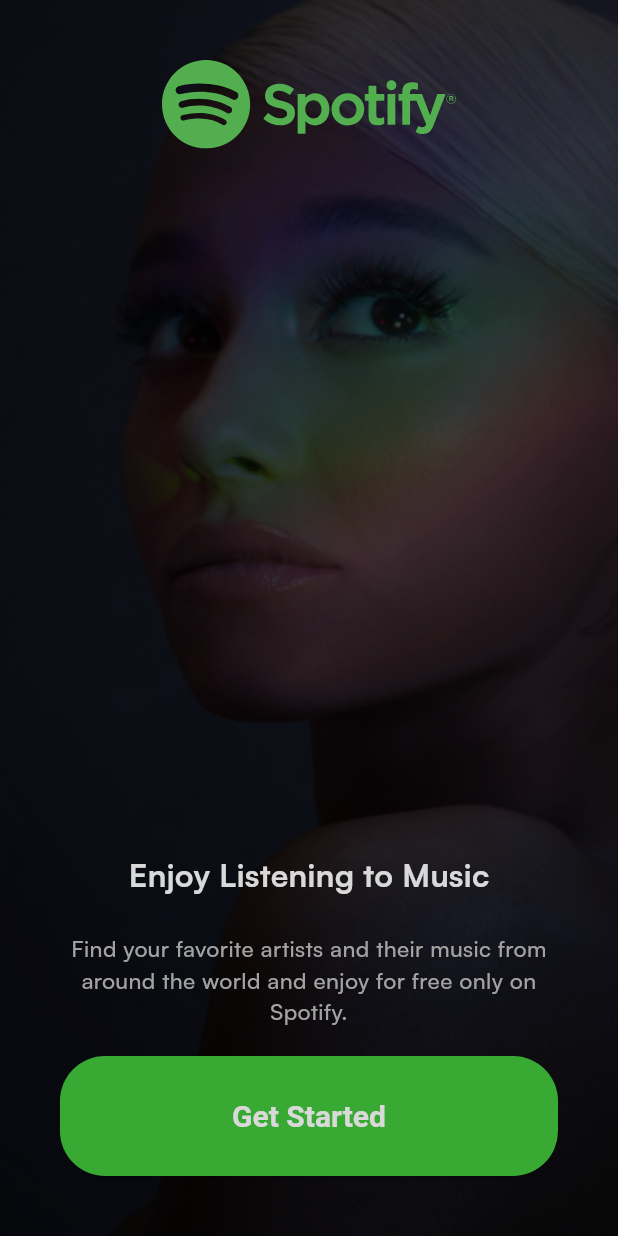
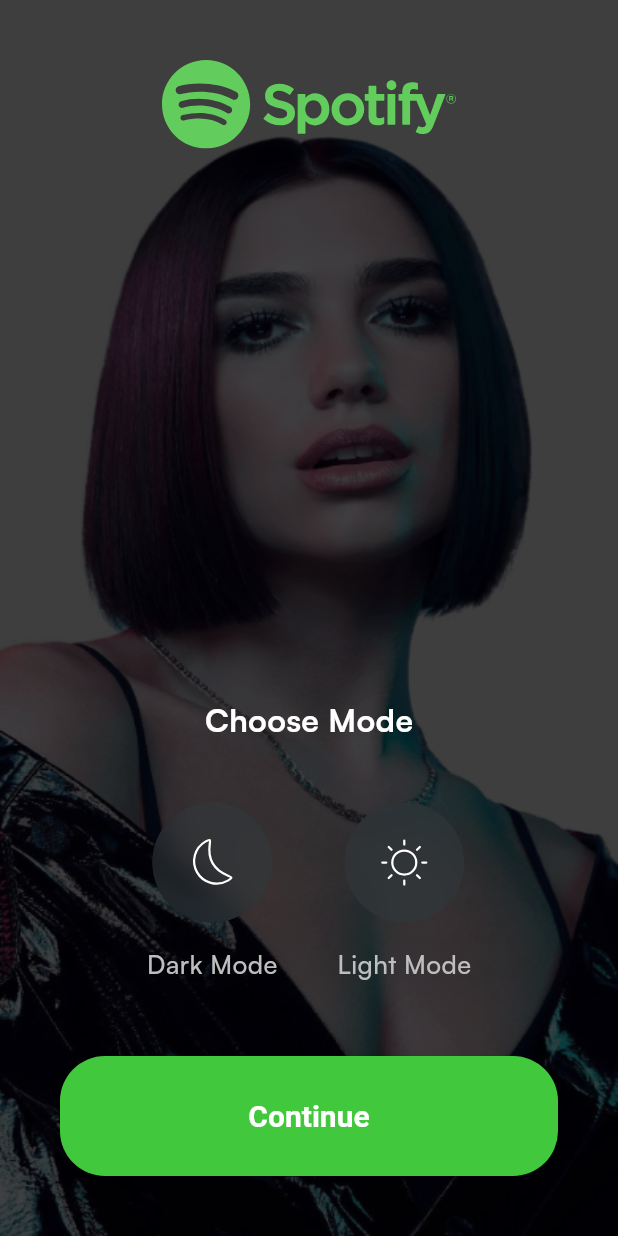
Before and after one commit to mayank2130/Spotify_flutter, a Flutter app: the screen it shows after launch, after a tap on "Get Started", on a phone screen of 412 x 824 dp. Run offline on Flutter 3.47's test engine with Material 3 defaults, Android fonts, the phone set to English and light mode, and no system bars; our stand-ins replace flutter_svg.

Commit message:
choose mode page ui

```diff
--- /dev/null
+++ b/lib/presentation/choose_mode/pages/choose_mode.dart
@@ -0,0 +1,129 @@
+import 'dart:ui';
+
+import 'package:flutter/material.dart';
+import 'package:flutter_svg/flutter_svg.dart';
+import 'package:quesso/common/widgets/button/basic_app_button.dart';
+import 'package:quesso/core/configs/assets/app_images.dart';
+import 'package:quesso/core/configs/assets/app_vectors.dart';
+import 'package:quesso/core/configs/theme/app_colors.dart';
+
+class ChooseModePage extends StatelessWidget {
+  const ChooseModePage({super.key});
+
+  @override
+  Widget build(BuildContext context) {
+    return Scaffold(
+      body: Stack(
+        children: [
+          Container(
+            padding: const EdgeInsets.symmetric(vertical: 40, horizontal: 40),
+            decoration: const BoxDecoration(
+                image: DecorationImage(
+                    fit: BoxFit.fill,
+                    image: AssetImage(
+                      AppImages.chooseModeBG,
+                    ))),
+          ),
+          Container(
+            color: Colors.black.withOpacity(0.15),
+          ),
+          Padding(
+            padding: const EdgeInsets.symmetric(vertical: 40, horizontal: 40),
+            child: Column(
+              children: [
+                Align(
+                  alignment: Alignment.topCenter,
+                  child: SvgPicture.asset(AppVectors.logo),
+                ),
+                const Spacer(),
+                const Text(
+                  "Choose Mode",
+                  style: TextStyle(
+                      fontWeight: FontWeight.bold,
+                      color: Colors.white,
+                      fontSize: 21),
+                ),
+                const SizedBox(height: 40),
+                Row(
+                  mainAxisAlignment: MainAxisAlignment.center,
+                  children: [
+                    Column(
+                      children: [
+                        ClipOval(
+                          child: BackdropFilter(
+                              filter: ImageFilter.blur(sigmaX: 10, sigmaY: 10),
+                              child: Container(
+                                height: 80,
+                                width: 80,
+                                decoration: BoxDecoration(
+                                    color: Color(0xff30393C).withOpacity(0.5),
+                                    shape: BoxShape.circle),
+                                child: SvgPicture.asset(
+                                  AppVectors.moon,
+                                  fit: BoxFit.none,
+                                ),
+                              )),
+                        ),
+                        const SizedBox(height: 15),
+                        const Text(
+                          "Dark Mode",
+                          style: TextStyle(
+                              fontWeight: FontWeight.w500,
+                              fontSize: 17,
+                              color: AppColors.grey),
+                        )
+                      ],
+                    ),
+                    const SizedBox(width: 40),
+                    Column(
+                      children: [
+                        ClipOval(
+                          child: BackdropFilter(
+                            filter: ImageFilter.blur(sigmaX: 10, sigmaY: 10),
+                            child: Container(
+                              height: 80,
+                              width: 80,
+                              decoration: BoxDecoration(
+                                  color: Color(0xff30393C).withOpacity(0.5),
+                                  shape: BoxShape.circle),
+                              child: SvgPicture.asset(
+                                AppVectors.sun,
+                                fit: BoxFit.none,
+                              ),
+                            ),
+                          ),
+                        ),
+                        const SizedBox(
+                          height: 15,
+                        ),
+                        const Text(
+                          "Light Mode",
+                          style: TextStyle(
+                              fontWeight: FontWeight.w500,
+                              fontSize: 17,
+                              color: AppColors.grey),
+                        )
+                      ],
+                    ),
+                  ],
+                ),
+                const SizedBox(
+                  height: 50,
+                ),
+                BasicAppButton(
+                    onPressed: () {
+                      Navigator.push(
+                          context,
+                          MaterialPageRoute(
+                              builder: (BuildContext context) =>
+                                  const ChooseModePage()));
+                    },
+                    title: "Continue")
+              ],
+            ),
+          ),
+        ],
+      ),
+    );
+  }
+}
--- a/lib/presentation/intro/pages/get_started.dart
+++ b/lib/presentation/intro/pages/get_started.dart
@@ -4,6 +4,7 @@ import 'package:quesso/common/widgets/button/basic_app_button.dart';
 import 'package:quesso/core/configs/assets/app_images.dart';
 import 'package:quesso/core/configs/assets/app_vectors.dart';
 import 'package:quesso/core/configs/theme/app_colors.dart';
+import 'package:quesso/presentation/choose_mode/pages/choose_mode.dart';
 
 class GetStartedPage extends StatelessWidget {
   const GetStartedPage({super.key});
@@ -14,16 +15,19 @@ class GetStartedPage extends StatelessWidget {
       body: Stack(
         children: [
           Container(
-            padding: const EdgeInsets.symmetric(
-              vertical: 40,
-              horizontal: 40
-            ),
+            padding: const EdgeInsets.symmetric(vertical: 40, horizontal: 40),
             decoration: const BoxDecoration(
                 image: DecorationImage(
                     fit: BoxFit.fill,
                     image: AssetImage(
                       AppImages.introBG,
                     ))),
+          ),
+          Container(
+            color: Colors.black.withOpacity(0.15),
+          ),
+          Padding(
+            padding: const EdgeInsets.symmetric(vertical: 40, horizontal: 40),
             child: Column(
               children: [
                 Align(
@@ -45,16 +49,23 @@ class GetStartedPage extends StatelessWidget {
                       fontWeight: FontWeight.w500,
                       color: AppColors.grey,
                       fontSize: 15),
-                      textAlign: TextAlign.center,
+                  textAlign: TextAlign.center,
                 ),
-                const SizedBox(height: 20,),
-                BasicAppButton(onPressed: (){}, title: "Get Started")
+                const SizedBox(
+                  height: 20,
+                ),
+                BasicAppButton(
+                    onPressed: () {
+                      Navigator.push(
+                          context,
+                          MaterialPageRoute(
+                              builder: (BuildContext context) =>
+                                  const ChooseModePage()));
+                    },
+                    title: "Get Started")
               ],
             ),
           ),
-          Container(
-            color: Colors.black.withOpacity(0.15),
-          )
         ],
       ),
     );
```
